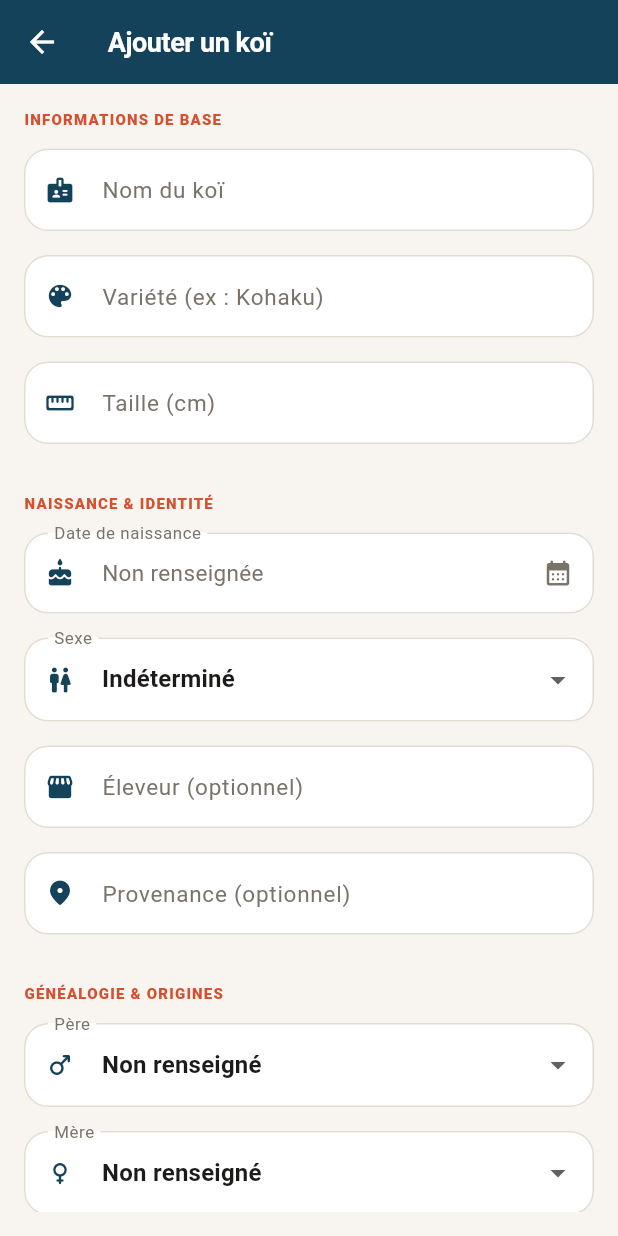
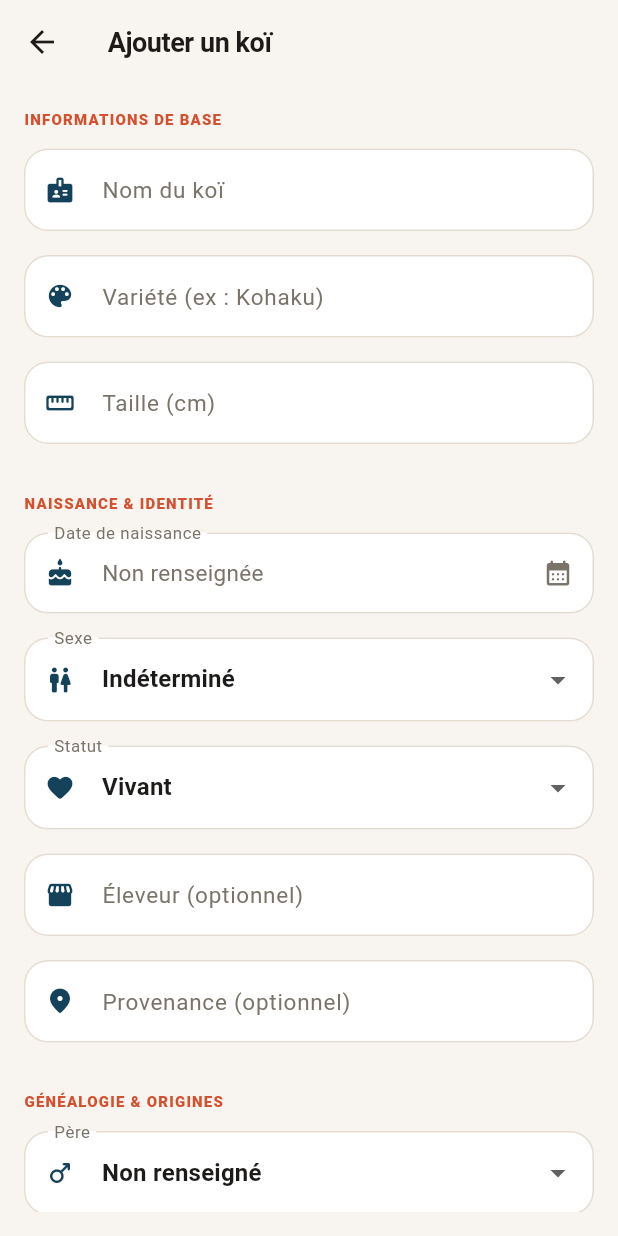
Before and after one commit to Laskoru/aoi, a Flutter app: the screen it shows once a user with an empty profile is signed in, after a tap on the "add circle" icon, on a phone screen of 412 x 824 dp. Run offline on Flutter 3.47's test engine with Material 3 defaults, Android fonts, the phone set to English and light mode, and no system bars; our stand-ins replace cloud_firestore, firebase_auth, firebase_core, firebase_storage, fl_chart, google_sign_in and 1 more; accounts and stored records are empty; network calls fail.

Commit message:
Modification et suppression d'une fiche de koï
Le sexe, l'éleveur, la provenance, les notes et le statut n'étaient
renseignables qu'à la création : une faute de frappe dans un nom était
définitive, et on ne pouvait pas passer un koï en « décédé » ou
« vendu » alors que le modèle et les règles le permettaient. La
suppression, elle, n'existait nulle part.

add_koi_screen devient koi_form_screen et sert les deux usages. Les
séparer aurait dupliqué cinq cents lignes pour une poignée de
différences.

- Un koï ne peut plus être proposé comme son propre parent.
- Un parent supprimé depuis, ou la liste encore en cours de
  chargement, faisaient lever une assertion au menu déroulant : la
  valeur retombe désormais sur « non renseigné ».
- L'enregistrement du formulaire ne peut plus effacer la photo, que
  le formulaire ne gère pas.
- La suppression efface aussi l'historique de croissance, que
  Firestore laisserait orphelin, et la photo dans Storage.
- L'ancien champ age est retiré du document dès qu'une date de
  naissance est enregistrée, pour qu'une valeur périmée ne subsiste
  pas à côté de la vraie.

Fixe enfin une règle pour les barres de navigation : fond de
l'application sur les écrans de saisie, barre colorée réservée à la
fiche détail, qui se pose sur son en-tête en dégradé.

Co-Authored-By: Claude Opus 5 <noreply@anthropic.com>

```diff
--- a/lib/screens/dashboard_screen.dart
+++ b/lib/screens/dashboard_screen.dart
@@ -1,7 +1,7 @@
 import 'package:flutter/material.dart';
 import 'package:cloud_firestore/cloud_firestore.dart';
 import 'package:firebase_auth/firebase_auth.dart';
-import 'add_koi_screen.dart';
+import 'koi_form_screen.dart';
 import 'add_measurement_screen.dart';
 import 'koi_details_screen.dart';
 import '../models/koi.dart';
@@ -59,7 +59,7 @@ class DashboardScreen extends StatelessWidget {
                       tooltip: "Ajouter un koï",
                       onPressed: () => Navigator.push(
                         context,
-                        MaterialPageRoute(builder: (_) => const AddKoiScreen()),
+                        MaterialPageRoute(builder: (_) => const KoiFormScreen()),
                       ),
                     ),
                   ),
@@ -355,7 +355,7 @@ class DashboardScreen extends StatelessWidget {
             actionLabel: "Ajouter un koï",
             onAction: () => Navigator.push(
               context,
-              MaterialPageRoute(builder: (_) => const AddKoiScreen()),
+              MaterialPageRoute(builder: (_) => const KoiFormScreen()),
             ),
           );
         }
--- a/lib/screens/add_koi_screen.dart
+++ b/lib/screens/koi_form_screen.dart
@@ -3,22 +3,31 @@ import 'package:cloud_firestore/cloud_firestore.dart';
 import 'package:firebase_auth/firebase_auth.dart';
 import 'package:intl/intl.dart';
 import '../models/koi.dart';
+import '../services/koi_service.dart';
 import '../theme/app_palette.dart';
 import '../theme/app_theme.dart';
 import '../theme/app_widgets.dart';
 
-class AddKoiScreen extends StatefulWidget {
-  const AddKoiScreen({super.key});
+/// Formulaire d'un koï, en création comme en modification.
+///
+/// Les deux usages partagent les mêmes champs et les mêmes contrôles : les
+/// séparer en deux écrans aurait dupliqué cinq cents lignes pour une poignée
+/// de différences.
+class KoiFormScreen extends StatefulWidget {
+  /// Fiche à modifier. `null` pour une création.
+  final Koi? existing;
+
+  const KoiFormScreen({super.key, this.existing});
 
   @override
-  State<AddKoiScreen> createState() => _AddKoiScreenState();
+  State<KoiFormScreen> createState() => _KoiFormScreenState();
 }
 
 /// Origine d'un parent : non renseigné, un autre koï du bassin, ou une saisie
 /// libre pour un géniteur qui n'est pas dans la collection.
 enum _ParentMode { none, linked, manual }
 
-class _AddKoiScreenState extends State<AddKoiScreen> {
+class _KoiFormScreenState extends State<KoiFormScreen> {
   final _formKey = GlobalKey<FormState>();
 
   final _nameController = TextEditingController();
@@ -32,6 +41,7 @@ class _AddKoiScreenState extends State<AddKoiScreen> {
 
   DateTime? _birthDate;
   KoiSex _sex = KoiSex.unknown;
+  KoiStatus _status = KoiStatus.alive;
 
   _ParentMode _fatherMode = _ParentMode.none;
   _ParentMode _motherMode = _ParentMode.none;
@@ -39,6 +49,42 @@ class _AddKoiScreenState extends State<AddKoiScreen> {
   String? _selectedMotherId;
 
   bool _isLoading = false;
+
+  bool get _isEditing => widget.existing != null;
+
+  @override
+  void initState() {
+    super.initState();
+
+    final koi = widget.existing;
+    if (koi == null) return;
+
+    _nameController.text = koi.name;
+    _varietyController.text = koi.variety;
+    _sizeController.text = koi.size > 0 ? koi.size.toString() : '';
+    _breederController.text = koi.breeder ?? '';
+    _originController.text = koi.origin ?? '';
+    _notesController.text = koi.notes ?? '';
+    _fatherManualController.text = koi.fatherNameManual ?? '';
+    _motherManualController.text = koi.motherNameManual ?? '';
+
+    _birthDate = koi.birthDate;
+    _sex = koi.sex;
+    _status = koi.status;
+
+    _fatherMode = _modeFor(koi.fatherId, koi.fatherNameManual);
+    _selectedFatherId = koi.fatherId;
+    _motherMode = _modeFor(koi.motherId, koi.motherNameManual);
+    _selectedMotherId = koi.motherId;
+  }
+
+  _ParentMode _modeFor(String? id, String? manualName) {
+    if (id != null) return _ParentMode.linked;
+    if (manualName != null && manualName.trim().isNotEmpty) {
+      return _ParentMode.manual;
+    }
+    return _ParentMode.none;
+  }
 
   @override
   void dispose() {
@@ -77,7 +123,7 @@ class _AddKoiScreenState extends State<AddKoiScreen> {
     return value.isEmpty ? null : value;
   }
 
-  Future<void> _saveKoi() async {
+  Future<void> _save() async {
     if (!_formKey.currentState!.validate()) return;
 
     final User? user = FirebaseAuth.instance.currentUser;
@@ -90,16 +136,22 @@ class _AddKoiScreenState extends State<AddKoiScreen> {
 
     try {
       final koi = Koi(
-        id: '',
+        id: widget.existing?.id ?? '',
         userId: user.uid,
         name: _nameController.text.trim(),
         variety: _varietyController.text.trim(),
-        size: double.tryParse(_sizeController.text.trim().replaceAll(',', '.')) ?? 0.0,
+        size:
+            double.tryParse(_sizeController.text.trim().replaceAll(',', '.')) ??
+            0.0,
         birthDate: _birthDate,
         sex: _sex,
+        status: _status,
         breeder: _trimmedOrNull(_breederController),
         origin: _trimmedOrNull(_originController),
         notes: _trimmedOrNull(_notesController),
+        // La photo n'est pas gérée ici : la reprendre telle quelle évite que
+        // l'enregistrement du formulaire ne l'efface.
+        imageUrl: widget.existing?.imageUrl,
         fatherId: _fatherMode == _ParentMode.linked ? _selectedFatherId : null,
         fatherNameManual: _fatherMode == _ParentMode.manual
             ? _trimmedOrNull(_fatherManualController)
@@ -110,19 +162,68 @@ class _AddKoiScreenState extends State<AddKoiScreen> {
             : null,
       );
 
-      await FirebaseFirestore.instance.collection('kois').add({
-        ...koi.toMap(),
-        'createdAt': FieldValue.serverTimestamp(),
-      });
+      if (_isEditing) {
+        await KoiService.update(koi);
+      } else {
+        await KoiService.create(koi);
+      }
 
       if (mounted) {
-        _showSnack('Carpe koï ajoutée ! 🎉');
+        _showSnack(_isEditing ? 'Fiche mise à jour.' : 'Carpe koï ajoutée ! 🎉');
         Navigator.pop(context);
       }
     } catch (e) {
       if (mounted) _showSnack('Erreur lors de la sauvegarde : $e');
     } finally {
       if (mounted) setState(() => _isLoading = false);
+    }
+  }
+
+  Future<void> _confirmDelete() async {
+    final koi = widget.existing;
+    if (koi == null) return;
+
+    final confirmed = await showDialog<bool>(
+      context: context,
+      builder: (context) => AlertDialog(
+        title: Text('Supprimer ${koi.name} ?'),
+        content: const Text(
+          "La fiche, son historique de croissance et sa photo seront effacés "
+          "définitivement.\n\nLes koï qui la désignent comme parent garderont "
+          "la trace d'une filiation, marquée comme introuvable.",
+        ),
+        actions: [
+          TextButton(
+            onPressed: () => Navigator.pop(context, false),
+            child: const Text('Annuler'),
+          ),
+          TextButton(
+            onPressed: () => Navigator.pop(context, true),
+            style: TextButton.styleFrom(foregroundColor: context.pond.danger),
+            child: const Text('Supprimer'),
+          ),
+        ],
+      ),
+    );
+
+    if (confirmed != true || !mounted) return;
+
+    setState(() => _isLoading = true);
+
+    try {
+      await KoiService.delete(koi);
+      if (mounted) {
+        _showSnack('${koi.name} a été supprimé.');
+        // Deux retours : on quitte le formulaire, puis la fiche détail qui
+        // n'a plus de document à afficher.
+        Navigator.pop(context);
+        Navigator.pop(context);
+      }
+    } catch (e) {
+      if (mounted) {
+        setState(() => _isLoading = false);
+        _showSnack('Suppression impossible : $e');
+      }
     }
   }
 
@@ -136,13 +237,23 @@ class _AddKoiScreenState extends State<AddKoiScreen> {
 
     return Scaffold(
       appBar: AppBar(
-        title: const Text(
-          'Ajouter un koï',
-          style: TextStyle(fontWeight: FontWeight.bold),
+        title: Text(
+          _isEditing ? 'Modifier la fiche' : 'Ajouter un koï',
+          style: const TextStyle(fontWeight: FontWeight.bold),
         ),
-        backgroundColor: context.colors.primary,
-        foregroundColor: context.colors.onPrimary,
+        backgroundColor: Theme.of(context).scaffoldBackgroundColor,
+        foregroundColor: context.colors.onSurface,
+        surfaceTintColor: Colors.transparent,
         elevation: 0,
+        actions: [
+          if (_isEditing)
+            IconButton(
+              icon: const Icon(Icons.delete_outline_rounded),
+              color: context.pond.danger,
+              tooltip: 'Supprimer ce koï',
+              onPressed: _isLoading ? null : _confirmDelete,
+            ),
+        ],
       ),
       body: user == null
           ? const Center(child: Text("Session expirée"))
@@ -153,7 +264,7 @@ class _AddKoiScreenState extends State<AddKoiScreen> {
                 child: ListView(
                   physics: const BouncingScrollPhysics(),
                   children: [
-                    SectionLabel("Informations de base"),
+                    const SectionLabel("Informations de base"),
                     const SizedBox(height: 12),
                     TextFormField(
                       controller: _nameController,
@@ -162,7 +273,8 @@ class _AddKoiScreenState extends State<AddKoiScreen> {
                         'Nom du koï',
                         Icons.badge_rounded,
                       ),
-                      validator: (value) => (value == null || value.trim().isEmpty)
+                      validator: (value) =>
+                          (value == null || value.trim().isEmpty)
                           ? 'Veuillez entrer un nom'
                           : null,
                     ),
@@ -174,7 +286,8 @@ class _AddKoiScreenState extends State<AddKoiScreen> {
                         'Variété (ex : Kohaku)',
                         Icons.color_lens_rounded,
                       ),
-                      validator: (value) => (value == null || value.trim().isEmpty)
+                      validator: (value) =>
+                          (value == null || value.trim().isEmpty)
                           ? 'Veuillez entrer une variété'
                           : null,
                     ),
@@ -204,7 +317,7 @@ class _AddKoiScreenState extends State<AddKoiScreen> {
                     ),
 
                     const SizedBox(height: 32),
-                    SectionLabel("Naissance & identité"),
+                    const SectionLabel("Naissance & identité"),
                     const SizedBox(height: 12),
                     _buildBirthDateField(),
                     const SizedBox(height: 16),
@@ -213,14 +326,29 @@ class _AddKoiScreenState extends State<AddKoiScreen> {
                       decoration: _inputDecoration('Sexe', Icons.wc_rounded),
                       items: KoiSex.values
                           .map(
-                            (s) => DropdownMenuItem(
-                              value: s,
-                              child: Text(s.label),
-                            ),
+                            (s) =>
+                                DropdownMenuItem(value: s, child: Text(s.label)),
                           )
                           .toList(),
                       onChanged: (value) {
                         if (value != null) setState(() => _sex = value);
+                      },
+                    ),
+                    const SizedBox(height: 16),
+                    DropdownButtonFormField<KoiStatus>(
+                      initialValue: _status,
+                      decoration: _inputDecoration(
+                        'Statut',
+                        Icons.favorite_rounded,
+                      ),
+                      items: KoiStatus.values
+                          .map(
+                            (s) =>
+                                DropdownMenuItem(value: s, child: Text(s.label)),
+                          )
+                          .toList(),
+                      onChanged: (value) {
+                        if (value != null) setState(() => _status = value);
                       },
                     ),
                     const SizedBox(height: 16),
@@ -242,12 +370,12 @@ class _AddKoiScreenState extends State<AddKoiScreen> {
                     ),
 
                     const SizedBox(height: 32),
-                    SectionLabel("Généalogie & origines"),
+                    const SectionLabel("Généalogie & origines"),
                     const SizedBox(height: 12),
                     _buildParentSelectors(user.uid),
 
                     const SizedBox(height: 32),
-                    SectionLabel("Notes"),
+                    const SectionLabel("Notes"),
                     const SizedBox(height: 12),
                     TextFormField(
                       controller: _notesController,
@@ -262,7 +390,7 @@ class _AddKoiScreenState extends State<AddKoiScreen> {
                     SizedBox(
                       height: 54,
                       child: ElevatedButton(
-                        onPressed: _isLoading ? null : _saveKoi,
+                        onPressed: _isLoading ? null : _save,
                         child: _isLoading
                             ? SizedBox(
                                 width: 20,
@@ -272,7 +400,11 @@ class _AddKoiScreenState extends State<AddKoiScreen> {
                                   color: context.colors.onPrimary,
                                 ),
                               )
-                            : const Text('Sauvegarder la carpe'),
+                            : Text(
+                                _isEditing
+                                    ? 'Enregistrer les modifications'
+                                    : 'Sauvegarder la carpe',
+                              ),
                       ),
                     ),
                     const SizedBox(height: AppSpacing.lg),
@@ -305,12 +437,10 @@ class _AddKoiScreenState extends State<AddKoiScreen> {
 
     return InkWell(
       onTap: _pickBirthDate,
-      borderRadius: BorderRadius.circular(16),
+      borderRadius: BorderRadius.circular(AppRadius.field),
       child: InputDecorator(
-        decoration: _inputDecoration(
-          'Date de naissance',
-          Icons.cake_rounded,
-        ).copyWith(
+        decoration:
+            _inputDecoration('Date de naissance', Icons.cake_rounded).copyWith(
               suffixIcon: hasDate
                   ? IconButton(
                       icon: const Icon(Icons.clear_rounded, size: 18),
@@ -359,7 +489,10 @@ class _AddKoiScreenState extends State<AddKoiScreen> {
           .where('userId', isEqualTo: uid)
           .snapshots(),
       builder: (context, snapshot) {
-        final candidates = snapshot.data?.docs ?? const <QueryDocumentSnapshot>[];
+        // Un koï ne peut pas être son propre parent.
+        final candidates = (snapshot.data?.docs ?? const <QueryDocumentSnapshot>[])
+            .where((doc) => doc.id != widget.existing?.id)
+            .toList();
 
         return Column(
           children: [
@@ -422,10 +555,14 @@ class _AddKoiScreenState extends State<AddKoiScreen> {
         ),
     ];
 
+    // Le parent choisi doit figurer parmi les propositions, sans quoi le menu
+    // déroulant lève une assertion. Le cas se produit tant que la liste
+    // charge, et pour un parent supprimé depuis.
+    final availableIds = candidates.map((doc) => doc.id).toSet();
     final currentValue = switch (mode) {
       _ParentMode.manual => 'manual',
-      _ParentMode.linked => selectedId ?? 'none',
-      _ParentMode.none => 'none',
+      _ParentMode.linked when availableIds.contains(selectedId) => selectedId!,
+      _ => 'none',
     };
 
     return Column(
```
Also changed, not shown: lib/screens/add_measurement_screen.dart (+6 -2 lines), lib/screens/koi_details_screen.dart (+13 -0 lines), lib/services/koi_service.dart (added, +68 -0 lines). Lines whose indentation alone changed are shown as unchanged.
